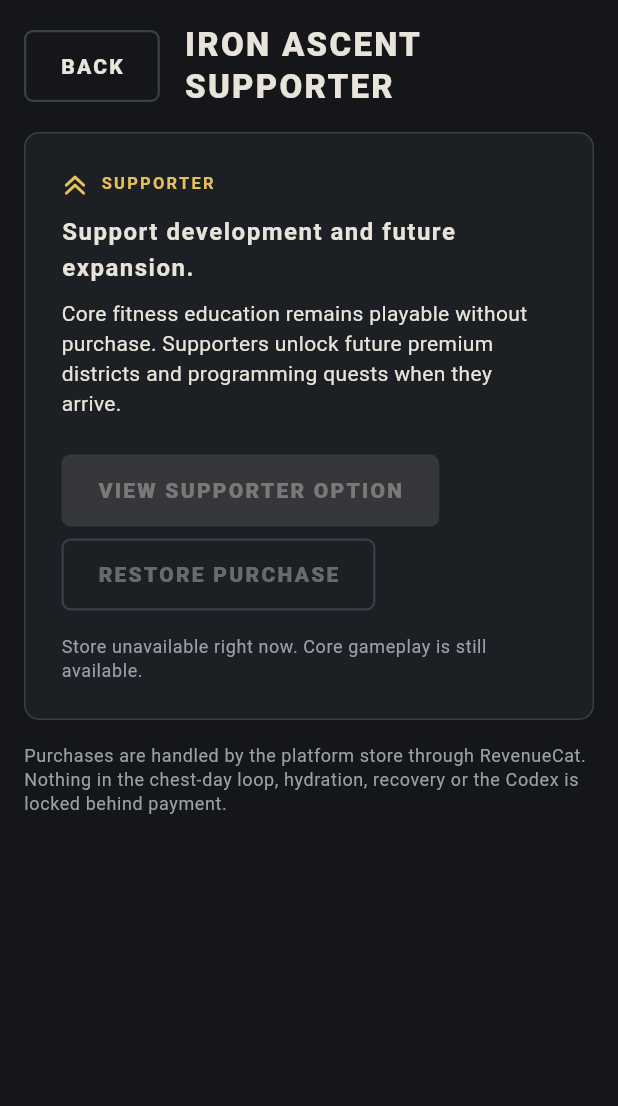
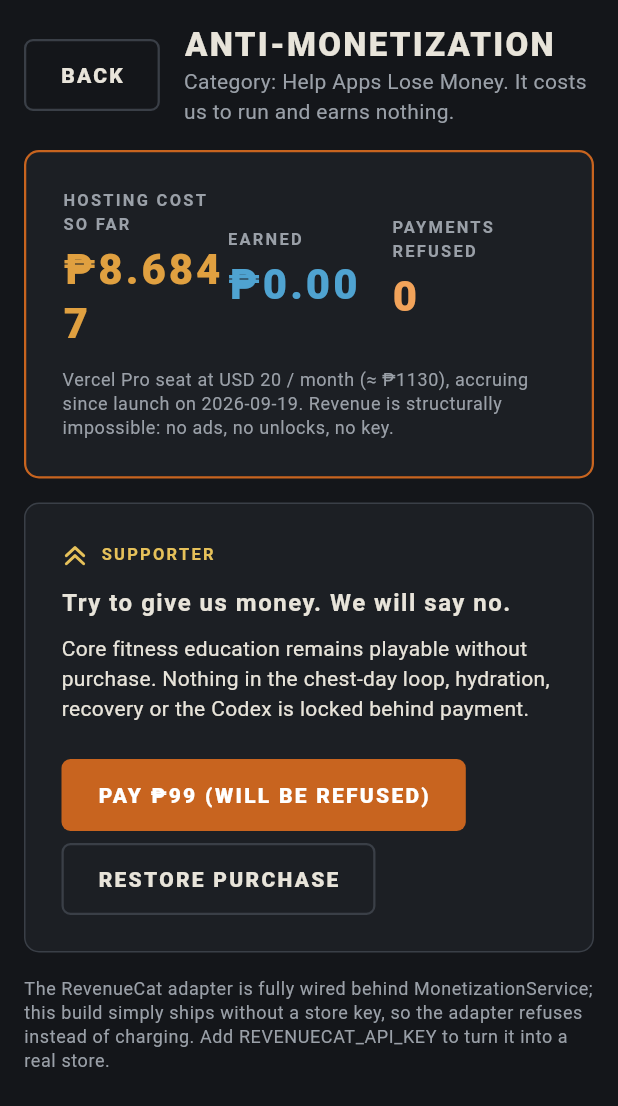
Before and after one commit to Iron-Mark/Hackathon-Shipathon_2026, a Flutter app: the SupportScreen screen opened by its route, on a phone screen of 412 x 824 dp. Shown: the top 1106 px of the screen. Run offline on Flutter 3.47's test engine with Material 3 defaults, Android fonts, the phone set to English and light mode, and no system bars; our stand-ins replace audioplayers, shared_preferences, web; missing offline and left inert: dart:js_interop, flutter_scene, purchases_flutter; accounts and stored records are empty.

Commit message:
feat: Help Apps Lose Money category — anti-monetization ledger, refusing store, hackathon slides and README mapping
Co-authored-by: Mark Siazon <Iron-Mark@users.noreply.github.com>

```diff
--- a/analysis_options.yaml
+++ b/analysis_options.yaml
@@ -12,6 +12,9 @@ include: package:flutter_lints/flutter.yaml
 analyzer:
   exclude:
     - build/**
+    - flutterflow_workspace/**
+    # Archived FlutterFlow AI DSL; compiles inside flutterflow_workspace only.
+    - tool/flutterflow/**
     - android/**
     - ios/**
     - web/**
--- a/lib/features/menu/main_menu_screen.dart
+++ b/lib/features/menu/main_menu_screen.dart
@@ -194,7 +194,7 @@ class _MenuBody extends StatelessWidget {
             const SizedBox(height: IronSpacing.m),
             TextButton(
               onPressed: () => Navigator.of(context).pushNamed(Routes.support),
-              child: const Text('SUPPORT / PREMIUM'),
+              child: const Text('SUPPORT / ANTI-MONETIZATION'),
             ),
             const SizedBox(height: IronSpacing.xl),
             Text(
--- a/lib/features/monetization/support_screen.dart
+++ b/lib/features/monetization/support_screen.dart
@@ -1,5 +1,9 @@
 // Supporter / premium surface. Talks only to MonetizationService; core
-// gameplay never depends on the entitlement.
+// gameplay never depends on the entitlement. Without a store key it becomes
+// the anti-monetization ledger: costs accrue, earnings stay at zero, and every
+// payment attempt is politely refused.
+import 'dart:async';
+
 import 'package:flutter/material.dart';
 
 import '../../app/app.dart';
@@ -8,8 +12,29 @@ import '../../infrastructure/monetization.dart';
 import '../shared/icons.dart';
 import '../shared/widgets.dart';
 
-class SupportScreen extends StatelessWidget {
+class SupportScreen extends StatefulWidget {
   const SupportScreen({super.key});
+
+  @override
+  State<SupportScreen> createState() => _SupportScreenState();
+}
+
+class _SupportScreenState extends State<SupportScreen> {
+  Timer? _ticker;
+
+  @override
+  void initState() {
+    super.initState();
+    _ticker = Timer.periodic(const Duration(seconds: 1), (_) {
+      if (mounted) setState(() {});
+    });
+  }
+
+  @override
+  void dispose() {
+    _ticker?.cancel();
+    super.dispose();
+  }
 
   @override
   Widget build(BuildContext context) {
@@ -18,11 +43,17 @@ class SupportScreen extends StatelessWidget {
       listenable: monetization,
       builder: (context, _) {
         final state = monetization.state;
+        final ledger = monetization is UnconfiguredMonetizationService
+            ? monetization
+            : null;
         final text = Theme.of(context).textTheme;
         return IronScreen(
-          title: 'Iron Ascent Supporter',
+          title: ledger == null ? 'Iron Ascent Supporter' : 'Anti-Monetization',
+          subtitle: ledger == null ? null : 'Category: Help Apps Lose Money. It costs us to run and earns nothing.',
           child: ListView(
             children: [
+              if (ledger != null) _Ledger(service: ledger, state: state),
+              if (ledger != null) const SizedBox(height: IronSpacing.l),
               IronPanel(
                 accent: state.premium,
                 padding: const EdgeInsets.all(IronSpacing.xl),
@@ -51,14 +82,16 @@ class SupportScreen extends StatelessWidget {
                     ),
                     const SizedBox(height: IronSpacing.m),
                     Text(
-                      'Support development and future expansion.',
+                      ledger == null
+                          ? 'Support development and future expansion.'
+                          : 'Try to give us money. We will say no.',
                       style: text.titleMedium,
                     ),
                     const SizedBox(height: IronSpacing.s),
                     Text(
                       'Core fitness education remains playable without '
-                      'purchase. Supporters unlock future premium districts '
-                      'and programming quests when they arrive.',
+                      'purchase. Nothing in the chest-day loop, hydration, '
+                      'recovery or the Codex is locked behind payment.',
                       style: text.bodyMedium?.copyWith(height: 1.4),
                     ),
                     if (state.offeringTitle != null) ...[
@@ -87,32 +120,31 @@ class SupportScreen extends StatelessWidget {
                         runSpacing: IronSpacing.s,
                         children: [
                           FilledButton(
-                            onPressed:
-                                state.configured && state.purchaseSupported
+                            onPressed: state.purchaseSupported
                                 ? monetization.purchaseSupporter
                                 : null,
                             child: Text(
                               state.premium
                                   ? 'THANK YOU'
-                                  : 'VIEW SUPPORTER OPTION',
+                                  : ledger == null
+                                  ? 'VIEW SUPPORTER OPTION'
+                                  : 'PAY ₱99 (WILL BE REFUSED)',
                             ),
                           ),
                           OutlinedButton(
-                            onPressed: state.configured
+                            onPressed: state.configured || ledger != null
                                 ? monetization.restorePurchases
                                 : null,
                             child: const Text('RESTORE PURCHASE'),
                           ),
                         ],
                       ),
-                    if (!state.configured || state.error != null) ...[
+                    if (state.error != null) ...[
                       const SizedBox(height: IronSpacing.l),
                       Text(
-                        state.configured
-                            ? state.error!
-                            : MonetizationService.unavailableMessage,
-                        style: text.bodySmall?.copyWith(
-                          color: IronColors.textMuted,
+                        state.error!,
+                        style: text.bodyMedium?.copyWith(
+                          color: IronColors.accentBright,
                         ),
                       ),
                     ],
@@ -121,9 +153,14 @@ class SupportScreen extends StatelessWidget {
               ),
               const SizedBox(height: IronSpacing.l),
               Text(
-                'Purchases are handled by the platform store through '
-                'RevenueCat. Nothing in the chest-day loop, hydration, '
-                'recovery or the Codex is locked behind payment.',
+                ledger == null
+                    ? 'Purchases are handled by the platform store through '
+                          'RevenueCat.'
+                    : 'The RevenueCat adapter is fully wired behind '
+                          'MonetizationService; this build simply ships '
+                          'without a store key, so the adapter refuses instead '
+                          'of charging. Add REVENUECAT_API_KEY to turn it into '
+                          'a real store.',
                 style: text.bodySmall?.copyWith(color: IronColors.textMuted),
               ),
             ],
@@ -133,3 +170,62 @@ class SupportScreen extends StatelessWidget {
     );
   }
 }
+
+class _Ledger extends StatelessWidget {
+  const _Ledger({required this.service, required this.state});
+  final UnconfiguredMonetizationService service;
+  final EntitlementState state;
+
+  @override
+  Widget build(BuildContext context) {
+    final text = Theme.of(context).textTheme;
+    final cost = service.runningCostPhp();
+    Widget cell(String label, String value, Color color) => Expanded(
+      child: Column(
+        crossAxisAlignment: CrossAxisAlignment.start,
+        children: [
+          SectionLabel(label),
+          const SizedBox(height: IronSpacing.xs),
+          Text(
+            value,
+            style: text.headlineMedium?.copyWith(
+              color: color,
+              fontFeatures: const [FontFeature.tabularFigures()],
+            ),
+          ),
+        ],
+      ),
+    );
+    return IronPanel(
+      accent: true,
+      padding: const EdgeInsets.all(IronSpacing.xl),
+      child: Column(
+        crossAxisAlignment: CrossAxisAlignment.start,
+        children: [
+          Row(
+            children: [
+              cell(
+                'Hosting cost so far',
+                '₱${cost.toStringAsFixed(4)}',
+                IronColors.fatigue,
+              ),
+              cell('Earned', '₱0.00', IronColors.hydration),
+              cell(
+                'Payments refused',
+                '${state.refusedPurchases}',
+                IronColors.accentBright,
+              ),
+            ],
+          ),
+          const SizedBox(height: IronSpacing.m),
+          Text(
+            'Vercel Pro seat at USD 20 / month (≈ ₱${UnconfiguredMonetizationService.monthlyCostPhp.toStringAsFixed(0)}), '
+            'accruing since launch on ${service.launchedAt.toIso8601String().substring(0, 10)}. '
+            'Revenue is structurally impossible: no ads, no unlocks, no key.',
+            style: text.bodySmall?.copyWith(color: IronColors.textMuted),
+          ),
+        ],
+      ),
+    );
+  }
+}
--- a/lib/infrastructure/monetization.dart
+++ b/lib/infrastructure/monetization.dart
@@ -21,10 +21,14 @@ class EntitlementState {
     this.error,
     this.offeringTitle,
     this.offeringPrice,
+    this.refusedPurchases = 0,
   });
 
   final bool premium, loading, configured, purchaseSupported;
   final String? error, offeringTitle, offeringPrice;
+
+  /// Payment attempts the anti-monetization store has turned away.
+  final int refusedPurchases;
 
   EntitlementState copyWith({
     bool? premium,
@@ -35,6 +39,7 @@ class EntitlementState {
     bool clearError = false,
     String? offeringTitle,
     String? offeringPrice,
+    int? refusedPurchases,
   }) => EntitlementState(
     premium: premium ?? this.premium,
     loading: loading ?? this.loading,
@@ -43,6 +48,7 @@ class EntitlementState {
     error: clearError ? null : error ?? this.error,
     offeringTitle: offeringTitle ?? this.offeringTitle,
     offeringPrice: offeringPrice ?? this.offeringPrice,
+    refusedPurchases: refusedPurchases ?? this.refusedPurchases,
   );
 }
 
@@ -59,26 +65,62 @@ abstract class MonetizationService extends ChangeNotifier {
       'Store unavailable right now. Core gameplay is still available.';
 }
 
-/// Used when no RevenueCat key is configured for this build.
+/// Used when no RevenueCat key is configured for this build: the
+/// anti-monetization store. It looks like a store, keeps the full
+/// MonetizationService contract, and refuses every payment while showing what
+/// hosting has cost so far. (Hackathon category: "Help Apps Lose Money".)
 class UnconfiguredMonetizationService extends MonetizationService {
-  UnconfiguredMonetizationService({this.cachedPremium = false});
+  UnconfiguredMonetizationService({
+    this.cachedPremium = false,
+    DateTime? launchedAt,
+  }) : launchedAt = launchedAt ?? defaultLaunch;
+
+  /// First production deployment on Vercel.
+  static final defaultLaunch = DateTime.utc(2026, 9, 19, 4, 58);
+
+  /// Vercel Pro seat, USD 20 / month, at roughly PHP 56.5 per USD.
+  static const monthlyCostPhp = 20 * 56.5;
+
   final bool cachedPremium;
+  final DateTime launchedAt;
+  EntitlementState _state = const EntitlementState();
 
   @override
-  EntitlementState get state => EntitlementState(
+  EntitlementState get state => _state.copyWith(
     premium: cachedPremium,
     configured: false,
-    error: 'Store not configured for this build.',
+    purchaseSupported: true,
   );
+
+  /// Hosting cost accrued since launch, in PHP. Earnings stay at zero.
+  double runningCostPhp([DateTime? now]) {
+    final elapsed = (now ?? DateTime.now().toUtc()).difference(launchedAt);
+    final seconds = elapsed.inMilliseconds / 1000;
+    return seconds <= 0 ? 0 : monthlyCostPhp * seconds / (30 * 24 * 3600);
+  }
 
   @override
   Future<void> initialize() async {}
   @override
   Future<void> refresh() async {}
+
+  /// Declines the payment. Nothing is charged; core gameplay was never gated.
   @override
-  Future<void> purchaseSupporter() async {}
+  Future<void> purchaseSupporter() async {
+    _state = _state.copyWith(
+      refusedPurchases: _state.refusedPurchases + 1,
+      error: 'Payment declined by IRON ASCENT. This app does not take money.',
+    );
+    notifyListeners();
+  }
+
   @override
-  Future<void> restorePurchases() async {}
+  Future<void> restorePurchases() async {
+    _state = _state.copyWith(
+      error: 'Nothing to restore: nobody has ever been charged.',
+    );
+    notifyListeners();
+  }
 }
 
 class RevenueCatMonetizationService extends MonetizationService {
```
Also changed, not shown: 3 other files.
